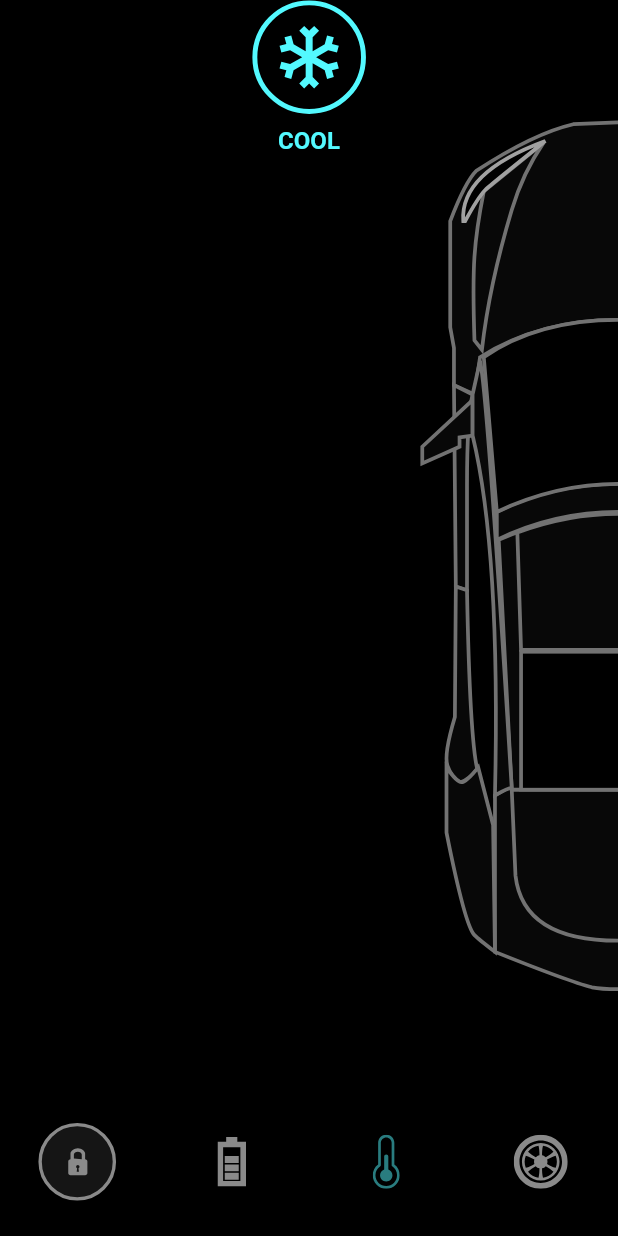
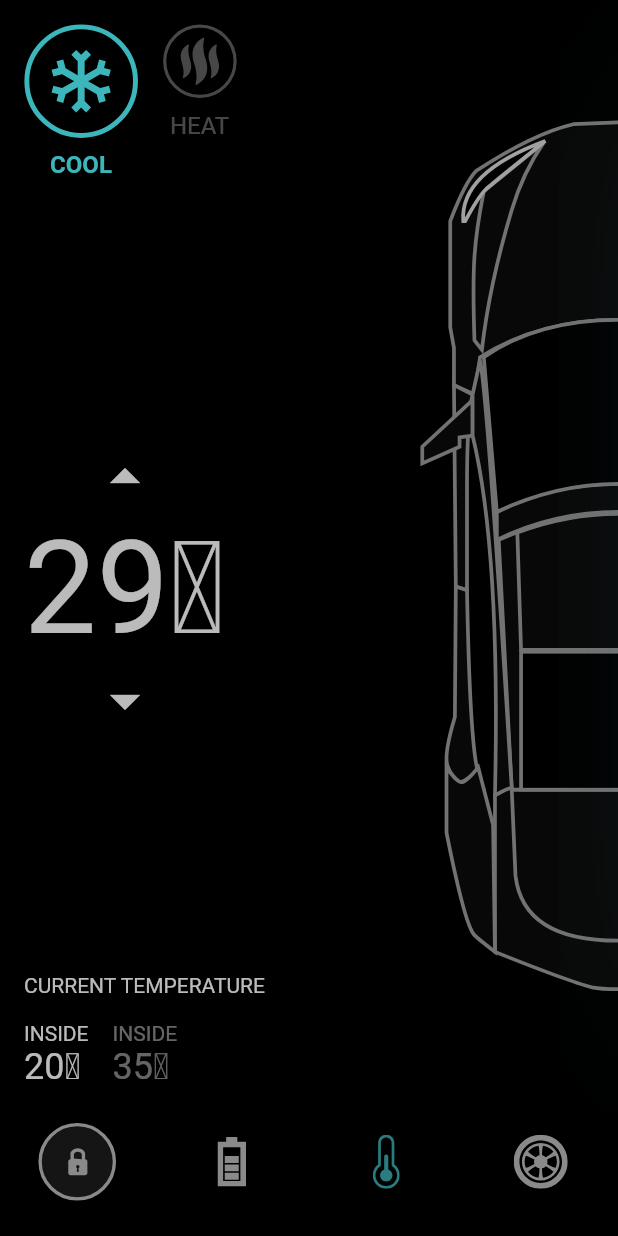
Before and after one commit to iamthejahid/mimic-of-flutter-way, a Flutter app: the screen it shows after launch, item 3 of the bottom bar chosen, on a phone screen of 412 x 824 dp. Run offline on Flutter 3.47's test engine with Material 2 defaults, Android fonts, the light colour scheme and no system bars; our stand-ins replace flutter_svg, form_field_validator.

Commit message:
episode 3

```diff
--- /dev/null
+++ b/tesla/lib/componentrs/temp_deatails.dart
@@ -0,0 +1,159 @@
+import 'package:flutter/material.dart';
+import 'package:flutter_svg/svg.dart';
+import 'package:tesla/constants/constants.dart';
+
+import '../controller/home_controller.dart';
+
+class TempDetails extends StatelessWidget {
+  const TempDetails({
+    Key? key,
+    required HomeController controller,
+  })  : _controller = controller,
+        super(key: key);
+
+  final HomeController _controller;
+
+  @override
+  Widget build(BuildContext context) {
+    return Padding(
+      padding: const EdgeInsets.all(defaultPadding),
+      child: Column(
+        crossAxisAlignment: CrossAxisAlignment.start,
+        children: [
+          SizedBox(
+            height: 120,
+            child: Row(
+              children: [
+                TemptBtn(
+                  svgSrc: 'assets/icons/coolShape.svg',
+                  title: 'Cool'.toUpperCase(),
+                  isActive: _controller.isCoolSelected,
+                  onPress: _controller.updateCooler,
+                ),
+                const SizedBox(
+                  width: defaultPadding,
+                ),
+                TemptBtn(
+                  svgSrc: 'assets/icons/heatShape.svg',
+                  title: 'Heat'.toUpperCase(),
+                  activeColor: redColor,
+                  isActive: !_controller.isCoolSelected,
+                  onPress: _controller.updateCooler,
+                ),
+              ],
+            ),
+          ),
+          Spacer(),
+          Column(
+            children: [
+              IconButton(
+                  padding: EdgeInsets.zero,
+                  onPressed: () {},
+                  icon: const Icon(
+                    Icons.arrow_drop_up,
+                    size: 48,
+                  )),
+              const Text(
+                '29' '\u2103',
+                style: TextStyle(fontSize: 86),
+              ),
+              IconButton(
+                  padding: EdgeInsets.zero,
+                  onPressed: () {},
+                  icon: const Icon(
+                    Icons.arrow_drop_down,
+                    size: 48,
+                  )),
+            ],
+          ),
+          Spacer(),
+          const Text('CURRENT TEMPERATURE'),
+          const SizedBox(
+            height: defaultPadding,
+          ),
+          Row(
+            children: [
+              Column(
+                crossAxisAlignment: CrossAxisAlignment.start,
+                children: [
+                  const Text('INSIDE'),
+                  Text(
+                    '20' '\u2103',
+                    style: Theme.of(context).textTheme.headline5,
+                  ),
+                ],
+              ),
+              const SizedBox(
+                width: defaultPadding,
+              ),
+              Column(
+                crossAxisAlignment: CrossAxisAlignment.start,
+                children: [
+                  const Text(
+                    'INSIDE',
+                    style: TextStyle(color: Colors.white54),
+                  ),
+                  Text(
+                    '35' '\u2103',
+                    style: Theme.of(context)
+                        .textTheme
+                        .headline5!
+                        .copyWith(color: Colors.white54),
+                  ),
+                ],
+              ),
+            ],
+          )
+        ],
+      ),
+    );
+  }
+}
+
+class TemptBtn extends StatelessWidget {
+  const TemptBtn(
+      {Key? key,
+      required this.svgSrc,
+      required this.title,
+      required this.isActive,
+      required this.onPress,
+      this.activeColor = primaryColor})
+      : super(key: key);
+
+  final String svgSrc;
+  final String title;
+  final bool isActive;
+  final VoidCallback onPress;
+  final Color activeColor;
+
+  @override
+  Widget build(BuildContext context) {
+    return GestureDetector(
+      onTap: onPress,
+      onDoubleTap: onPress,
+      child: Column(
+        children: [
+          Container(
+            decoration: const BoxDecoration(),
+            height: isActive ? 76 : 50,
+            width: isActive ? 76 : 50,
+            child: SvgPicture.asset(
+              svgSrc,
+              color: isActive ? activeColor : Colors.white38,
+            ),
+          ),
+          const SizedBox(
+            height: defaultPadding / 2,
+          ),
+          Text(
+            title,
+            style: TextStyle(
+                fontSize: 16,
+                color: isActive ? activeColor : Colors.white38,
+                fontWeight: isActive ? FontWeight.bold : FontWeight.normal),
+          ),
+        ],
+      ),
+    );
+  }
+}
--- a/tesla/lib/controller/home_controller.dart
+++ b/tesla/lib/controller/home_controller.dart
@@ -39,8 +39,4 @@ class HomeController extends ChangeNotifier {
     isCoolSelected = !isCoolSelected;
     notifyListeners();
   }
-
-  bool isTherms = true;
-
-  void thermUpdate() => {isTherms = !isTherms, notifyListeners()};
 }
--- a/tesla/lib/screens/home_screens.dart
+++ b/tesla/lib/screens/home_screens.dart
@@ -7,6 +7,8 @@ import 'package:tesla/constants/constants.dart';
 import 'package:tesla/componentrs/door_lock.dart';
 import 'package:tesla/controller/home_controller.dart';
 import 'package:tesla/componentrs/battery_status.dart';
+
+import '../componentrs/temp_deatails.dart';
 
 class HomeScreen extends StatefulWidget {
   const HomeScreen({Key? key}) : super(key: key);
@@ -24,6 +26,8 @@ class _HomeScreenState extends State<HomeScreen> with TickerProviderStateMixin {
 
   late AnimationController _tempController;
   late Animation<double> _carShiftAnimation;
+  late Animation<double> _animationShowInfo;
+  late Animation<double> _animationCoolGlow;
 
   void setupBatteryAnimation() {
     _batteryAnimationController = AnimationController(
@@ -47,6 +51,10 @@ class _HomeScreenState extends State<HomeScreen> with TickerProviderStateMixin {
         vsync: this, duration: const Duration(milliseconds: 1500));
     _carShiftAnimation = CurvedAnimation(
         parent: _tempController, curve: const Interval(0.2, 0.4));
+    _animationShowInfo =
+        CurvedAnimation(parent: _tempController, curve: Interval(0.45, 0.65));
+    _animationCoolGlow =
+        CurvedAnimation(parent: _tempController, curve: Interval(0.7, 1));
   }
 
   @override
@@ -189,12 +197,33 @@ class _HomeScreenState extends State<HomeScreen> with TickerProviderStateMixin {
 
                     // Temp
 
-                    TemptBtn(
-                      svgSrc: 'assets/icons/coolShape.svg',
-                      title: 'Cool'.toUpperCase(),
-                      isActive: _controller.isCoolSelected,
-                      onPress: _controller.updateCooler,
+                    Positioned(
+                      top: 60 * (1 - _animationShowInfo.value),
+                      height: constrains.maxHeight,
+                      width: constrains.maxWidth,
+                      child: Opacity(
+                        opacity: _tempController.value,
+                        child: TempDetails(
+                          controller: _controller,
+                        ),
+                      ),
                     ),
+                    Positioned(
+                      right: -180 * (1 - _animationCoolGlow.value),
+                      width: 200,
+                      child: AnimatedSwitcher(
+                        duration: defaultDuration,
+                        child: _controller.isCoolSelected
+                            ? Image.asset(
+                                'assets/images/Cool_glow_2.png',
+                                width: 200,
+                              )
+                            : Image.asset(
+                                'assets/images/Hot_glow_4.png',
+                                width: 200,
+                              ),
+                      ),
+                    )
                   ],
                 );
               }),
@@ -203,49 +232,3 @@ class _HomeScreenState extends State<HomeScreen> with TickerProviderStateMixin {
         });
   }
 }
-
-class TemptBtn extends StatelessWidget {
-  const TemptBtn({
-    Key? key,
-    required this.svgSrc,
-    required this.title,
-    required this.isActive,
-    required this.onPress,
-  }) : super(key: key);
-
-  final String svgSrc;
-  final String title;
-  final bool isActive;
-  final VoidCallback onPress;
-
-  @override
-  Widget build(BuildContext context) {
-    return GestureDetector(
-      onTap: onPress,
-      onDoubleTap: onPress,
-      child: Column(
-        children: [
-          Container(
-            decoration: const BoxDecoration(),
-            height: isActive ? 76 : 50,
-            width: isActive ? 76 : 50,
-            child: SvgPicture.asset(
-              svgSrc,
-              color: isActive ? primaryColor : Colors.white38,
-            ),
-          ),
-          const SizedBox(
-            height: defaultPadding / 2,
-          ),
-          Text(
-            title,
-            style: TextStyle(
-                fontSize: 16,
-                color: isActive ? primaryColor : Colors.white38,
-                fontWeight: isActive ? FontWeight.bold : FontWeight.normal),
-          ),
-        ],
-      ),
-    );
-  }
-}
```
